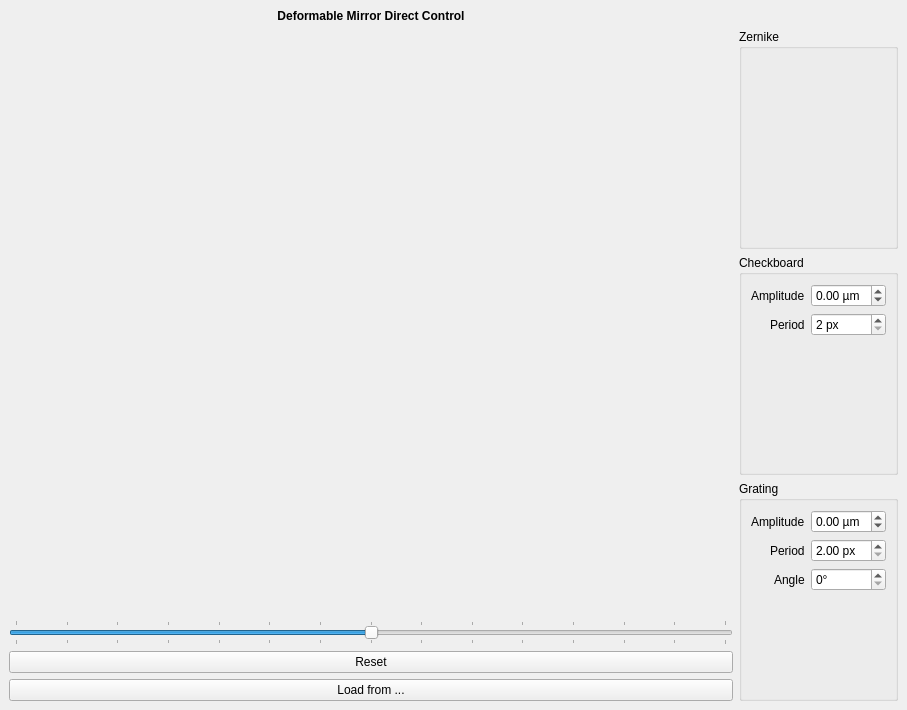
Old version of the form guis/ui/dm_direct_control.ui in the repository janis-hag/kalao-ics.
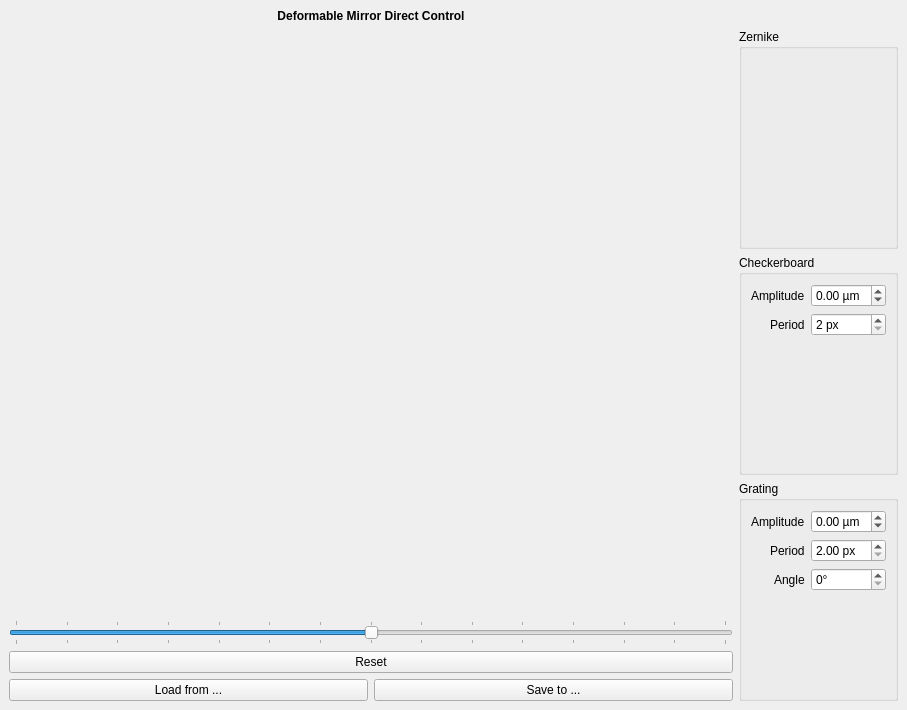
New version of the form.

```diff
--- a/guis/ui/dm_direct_control.ui
+++ b/guis/ui/dm_direct_control.ui
@@ -63,6 +63,13 @@
         </property>
        </widget>
       </item>
+      <item>
+       <widget class="QPushButton" name="save_button">
+        <property name="text">
+         <string>Save to ...</string>
+        </property>
+       </widget>
+      </item>
      </layout>
     </item>
     <item row="0" column="0">
@@ -103,7 +110,7 @@
       <item>
        <widget class="QGroupBox" name="checkboard_groupbox">
         <property name="title">
-         <string>Checkboard</string>
+         <string>Checkerboard</string>
         </property>
         <layout class="QFormLayout" name="formLayout">
          <property name="labelAlignment">
```
Left out of the diff: 10 changed lines with no effect on the pictures.
